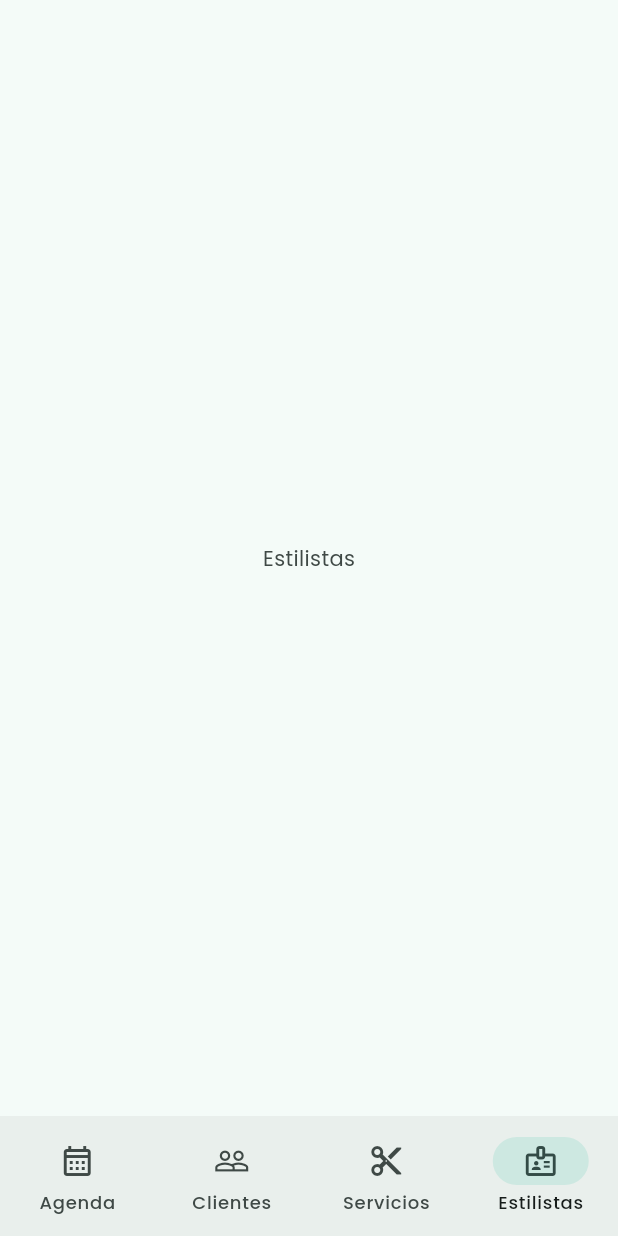
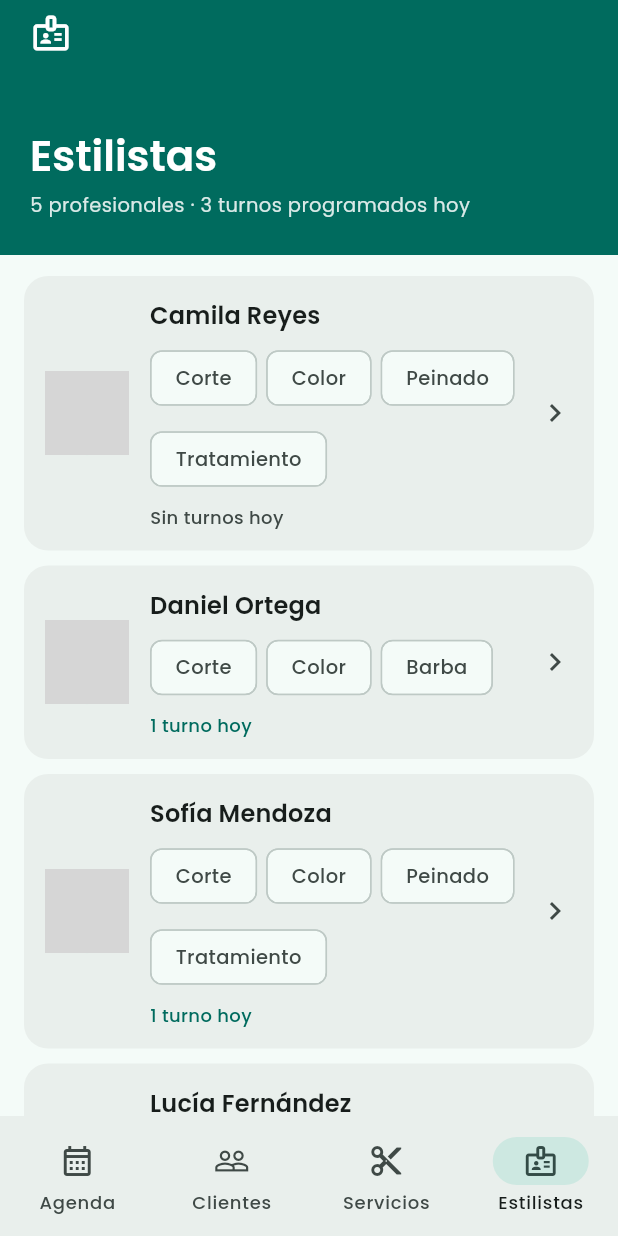
Before and after one commit to Lisdy005/Turco, a Flutter app: the PantallaEstilistas screen opened by its route, on a phone screen of 412 x 824 dp. Run offline on Flutter 3.47's test engine with Material 3 defaults, Android fonts, the light colour scheme and no system bars; our stand-ins replace go_router; grey boxes are pictures that could not be loaded.

Commit message:
Add files via upload

```diff
--- a/lib/vistas/pantalla_estilistas.dart
+++ b/lib/vistas/pantalla_estilistas.dart
@@ -1,12 +1,161 @@
 import 'package:flutter/material.dart';
+import 'package:go_router/go_router.dart';
+
 import '../viewmodelos/salon_viewmodelo.dart';
+import '../widgets/tarjeta_estilista.dart';
 
 class PantallaEstilistas extends StatelessWidget {
   const PantallaEstilistas({super.key, required this.salon});
 
   final SalonViewModelo salon;
 
+  String _resumen() {
+    final profesionales = salon.estilistas.length;
+    final turnos = salon.estilistas
+        .fold(0, (suma, e) => suma + salon.turnosProgramadosHoy(e.id));
+    final textoTurnos =
+    turnos == 1 ? '1 turno programado hoy' : '$turnos turnos programados hoy';
+    return '$profesionales profesionales · $textoTurnos';
+  }
+
   @override
-  Widget build(BuildContext context) =>
-      const Scaffold(body: Center(child: Text('Estilistas')));
+  Widget build(BuildContext context) {
+    final colores = Theme.of(context).colorScheme;
+    return Scaffold(
+      body: ListenableBuilder(
+        listenable: salon,
+        builder: (context, _) {
+          final estilistas = salon.estilistas;
+          return CustomScrollView(
+            slivers: [
+              SliverAppBar(
+                pinned: true,
+                expandedHeight: 170,
+                scrolledUnderElevation: 0,
+                backgroundColor: colores.primary,
+                foregroundColor: colores.onPrimary,
+                flexibleSpace: _EncabezadoEstilistas(resumen: _resumen()),
+              ),
+              SliverPadding(
+                padding: const EdgeInsets.fromLTRB(16, 14, 16, 16),
+                sliver: SliverList(
+                  delegate: SliverChildBuilderDelegate(
+                        (context, indice) {
+                      final estilista = estilistas[indice];
+                      return Padding(
+                        padding: EdgeInsets.only(
+                            bottom: indice == estilistas.length - 1 ? 0 : 10),
+                        child: TarjetaEstilista(
+                          estilista: estilista,
+                          categorias: salon.categoriasDeEstilista(estilista),
+                          turnosHoy: salon.turnosProgramadosHoy(estilista.id),
+                          alTocar: () =>
+                              context.go('/agenda?estilista=${estilista.id}'),
+                        ),
+                      );
+                    },
+                    childCount: estilistas.length,
+                  ),
+                ),
+              ),
+            ],
+          );
+        },
+      ),
+    );
+  }
 }
+
+// Al plegarse el encabezado grande se desvanece y aparece un título compacto
+class _EncabezadoEstilistas extends StatelessWidget {
+  const _EncabezadoEstilistas({required this.resumen});
+
+  final String resumen;
+
+  @override
+  Widget build(BuildContext context) {
+    final tema = Theme.of(context);
+    final colores = tema.colorScheme;
+    final arriba = MediaQuery.paddingOf(context).top;
+
+    return LayoutBuilder(
+      builder: (context, restricciones) {
+        final minimo = kToolbarHeight + arriba;
+        final maximo = 170 + arriba;
+        final expansion = ((restricciones.maxHeight - minimo) / (maximo - minimo))
+            .clamp(0.0, 1.0);
+
+        return ClipRect(
+          child: Padding(
+            padding: EdgeInsets.only(top: arriba),
+            child: Stack(
+              children: [
+                Positioned.fill(
+                  child: Opacity(
+                    opacity: expansion,
+                    child: OverflowBox(
+                      alignment: Alignment.topLeft,
+                      minHeight: 0,
+                      maxHeight: 170,
+                      child: Padding(
+                        padding: const EdgeInsets.fromLTRB(20, 8, 20, 24),
+                        child: Column(
+                          mainAxisAlignment: MainAxisAlignment.spaceBetween,
+                          crossAxisAlignment: CrossAxisAlignment.start,
+                          children: [
+                            Icon(Icons.badge_outlined,
+                                size: 28, color: colores.onPrimary),
+                            Column(
+                              mainAxisSize: MainAxisSize.min,
+                              crossAxisAlignment: CrossAxisAlignment.start,
+                              children: [
+                                Text(
+                                  'Estilistas',
+                                  style: tema.textTheme.headlineSmall!.copyWith(
+                                      fontSize: 28, color: colores.onPrimary),
+                                ),
+                                const SizedBox(height: 4),
+                                Text(
+                                  resumen,
+                                  style: tema.textTheme.bodyMedium!.copyWith(
+                                    fontSize: 13,
+                                    color: colores.onPrimary
+                                        .withValues(alpha: 0.85),
+                                  ),
+                                ),
+                              ],
+                            ),
+                          ],
+                        ),
+                      ),
+                    ),
+                  ),
+                ),
+                Positioned(
+                  top: 0,
+                  left: 0,
+                  right: 0,
+                  height: kToolbarHeight,
+                  child: Opacity(
+                    opacity: 1 - expansion,
+                    child: Align(
+                      alignment: Alignment.centerLeft,
+                      child: Padding(
+                        padding: const EdgeInsets.only(left: 20),
+                        child: Text(
+                          'Estilistas',
+                          style: tema.textTheme.titleLarge!
+                              .copyWith(color: colores.onPrimary),
+                        ),
+                      ),
+                    ),
+                  ),
+                ),
+              ],
+            ),
+          ),
+        );
+      },
+    );
+  }
+}
```
